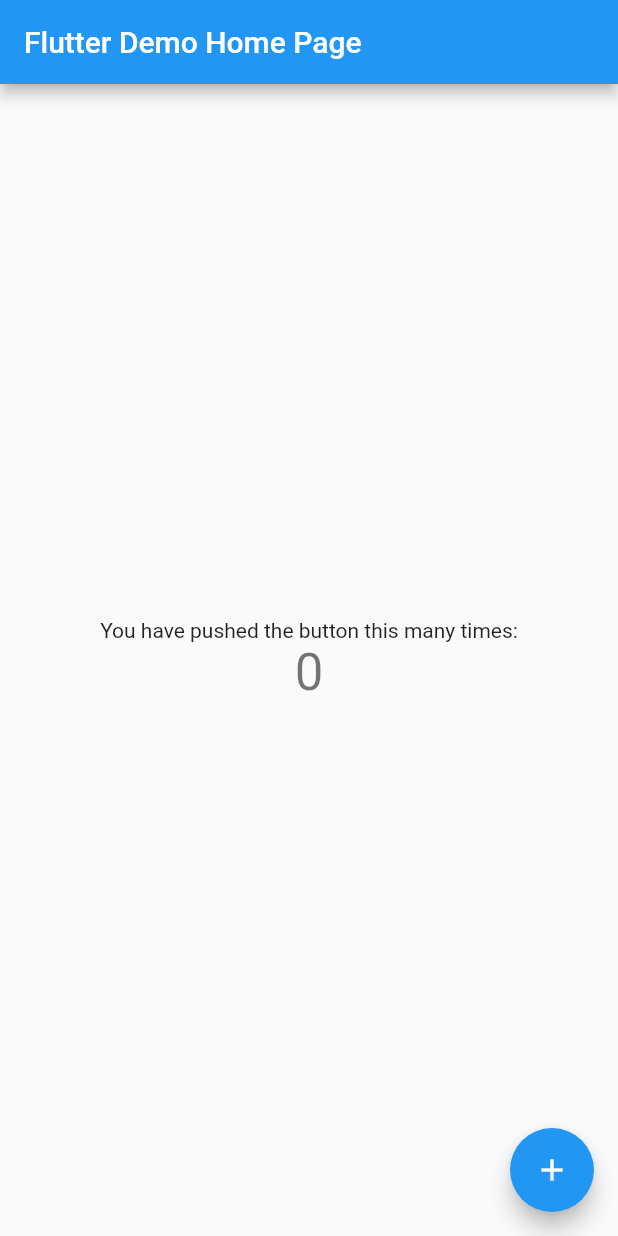
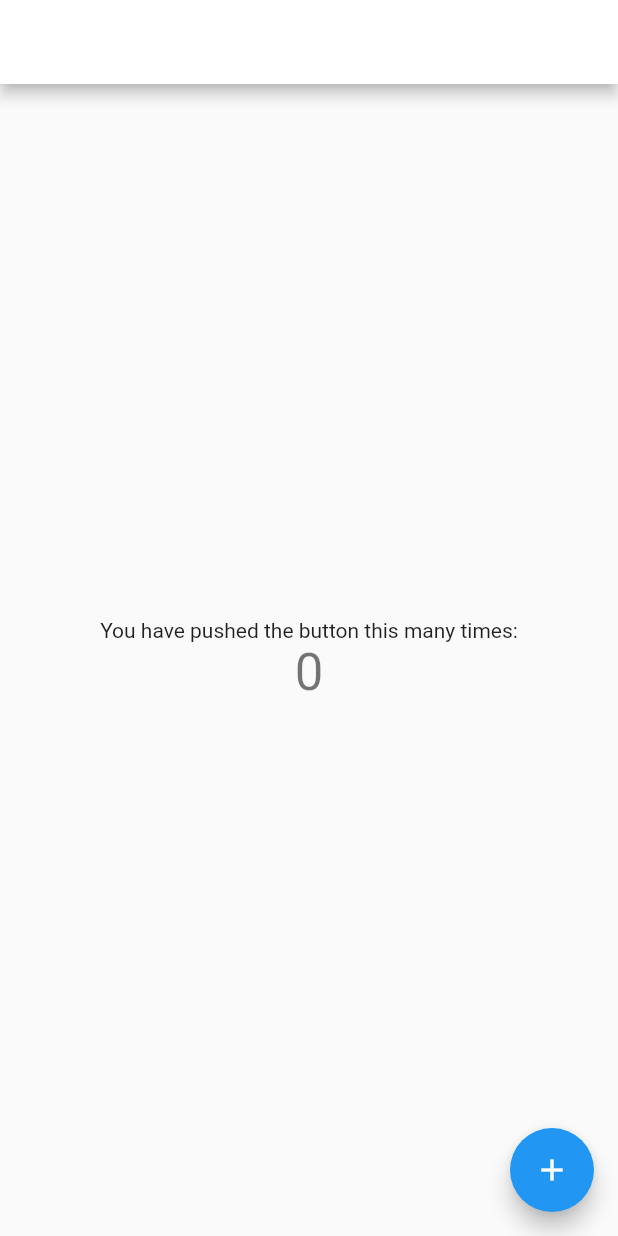
Before and after one commit to gabcarneiro/twitter-replica, a Flutter app: the screen it shows after launch, on a phone screen of 412 x 824 dp. Run offline on Flutter 3.47's test engine with Material 2 defaults, Android fonts, the phone set to English and light mode, and no system bars.

Commit message:
Applies default AppTheme

```diff
--- a/lib/app_widget.dart
+++ b/lib/app_widget.dart
@@ -1,4 +1,5 @@
 import 'package:flutter/material.dart';
+import 'package:twitter_replica/constants/app_theme.dart';
 import 'package:twitter_replica/screens/home/home_screen.dart';
 
 class AppWidget extends StatelessWidget {
@@ -6,10 +7,7 @@ class AppWidget extends StatelessWidget {
   Widget build(BuildContext context) {
     return MaterialApp(
       title: 'Flutter Demo',
-      theme: ThemeData(
-        primarySwatch: Colors.blue,
-        visualDensity: VisualDensity.adaptivePlatformDensity,
-      ),
+      theme: AppTheme.primary,
       home: HomeScreen(title: 'Flutter Demo Home Page'),
     );
   }
```
